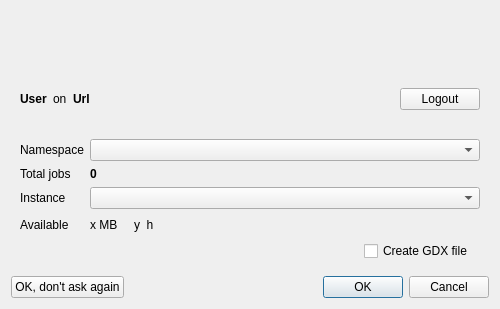
The window that src/engine/enginestartdialog.ui (GAMS-dev/studio) describes before a commit, drawn with Qt 5.
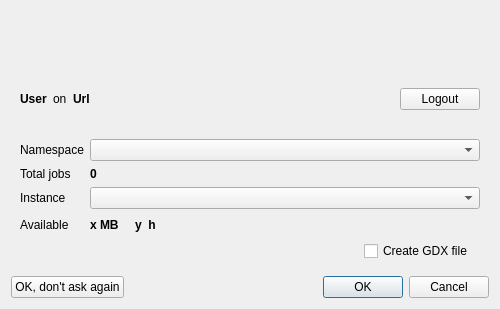
The same window after the commit. Icons and pictures are not drawn.

Diff of the .ui file:
```diff
--- a/src/engine/enginestartdialog.ui
+++ b/src/engine/enginestartdialog.ui
@@ -374,6 +374,12 @@
              </property>
              <item>
               <widget class="QLabel" name="laAvailDisk">
+               <property name="font">
+                <font>
+                 <weight>75</weight>
+                 <bold>true</bold>
+                </font>
+               </property>
                <property name="text">
                 <string>x MB   </string>
                </property>
@@ -381,6 +387,12 @@
              </item>
              <item>
               <widget class="QLabel" name="laAvailVolume">
+               <property name="font">
+                <font>
+                 <weight>75</weight>
+                 <bold>true</bold>
+                </font>
+               </property>
                <property name="text">
                 <string>y  h  </string>
                </property>
```
